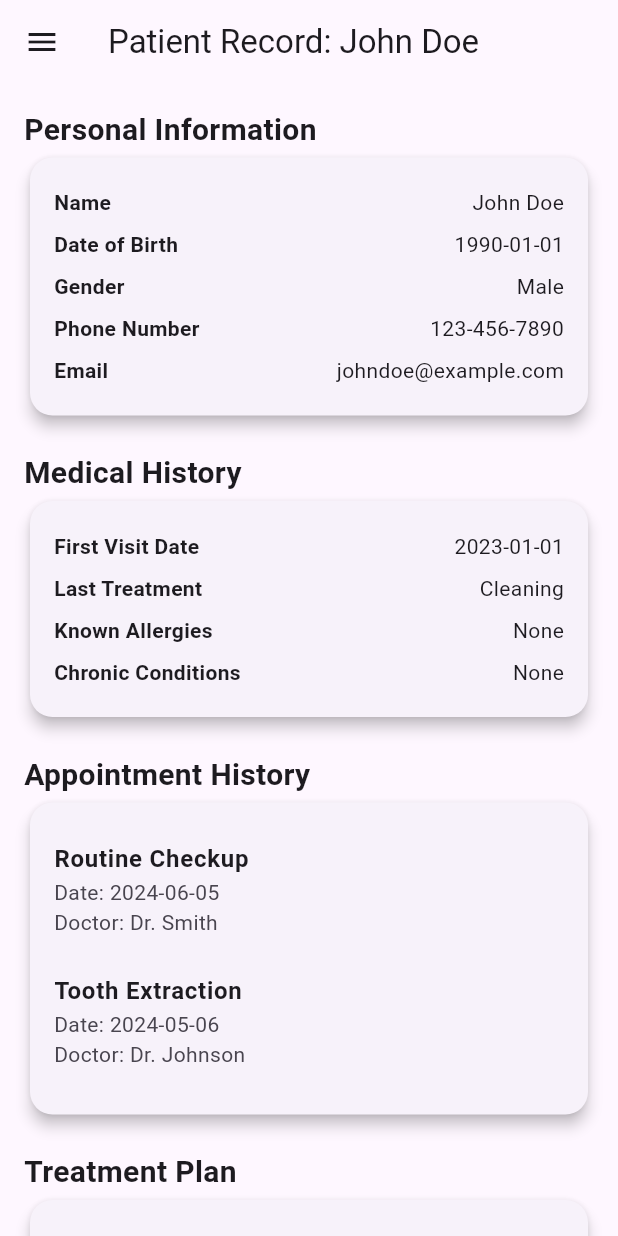
After one commit to anwar9162/Dental_Clinic_Management_System, a Flutter app: the screen it shows after launch, scrolled down 186 dp, after a tap on "Patient Record", on a phone screen of 412 x 824 dp. The commit adds this screen. Run offline on Flutter 3.47's test engine with Material 3 defaults, Android fonts, the phone set to English and light mode, and no system bars; our stand-ins replace table_calendar.

Commit message:
5th commit

```diff
--- a/lib/main.dart
+++ b/lib/main.dart
@@ -7,7 +7,10 @@ import 'screens/billing/billing_list_screen.dart';
 import 'screens/appointment/add_appointment_screen.dart';
 import 'screens/appointment/appointment_detail_screen.dart';
 import 'screens/appointment/appointment_calendar_screen.dart';
+import 'screens/patient/patient_record_screen.dart';
+import 'models/patient_model.dart';
 import 'models/appointment_model.dart';
+import 'widgets/navigation_drawer.dart';
 
 void main() {
   runApp(MyApp());
@@ -31,9 +34,22 @@ class MyApp extends StatelessWidget {
         '/doctors': (context) => DoctorListScreen(),
         '/billing': (context) => BillingListScreen(),
         '/add-appointment': (context) => AddAppointmentScreen(),
-        '/appointment-detail': (context) => AppointmentDetailScreen(
-            appointment:
-                ModalRoute.of(context)!.settings.arguments as Appointment),
+      },
+      onGenerateRoute: (settings) {
+        if (settings.name == '/patientrecord') {
+          final patient = settings.arguments as Patient;
+          return MaterialPageRoute(
+            builder: (context) => PatientRecordScreen(patient: patient),
+          );
+        }
+        if (settings.name == '/appointment-detail') {
+          final appointment = settings.arguments as Appointment;
+          return MaterialPageRoute(
+            builder: (context) =>
+                AppointmentDetailScreen(appointment: appointment),
+          );
+        }
+        return null;
       },
     );
   }
--- a/lib/screens/home/home_screen.dart
+++ b/lib/screens/home/home_screen.dart
@@ -4,7 +4,24 @@ import '../../models/appointment_model.dart';
 import '../../models/patient_model.dart';
 import '../../widgets/navigation_drawer.dart' as custom;
 
-class HomeScreen extends StatelessWidget {
+class HomeScreen extends StatefulWidget {
+  @override
+  _HomeScreenState createState() => _HomeScreenState();
+}
+
+class _HomeScreenState extends State<HomeScreen> {
+  late GlobalKey<ScaffoldState> _scaffoldKey;
+
+  @override
+  void initState() {
+    super.initState();
+    _scaffoldKey = GlobalKey<ScaffoldState>();
+    // Open the drawer initially
+    WidgetsBinding.instance.addPostFrameCallback((_) {
+      _scaffoldKey.currentState?.openDrawer();
+    });
+  }
+
   final List<Appointment> _appointments = [
     Appointment(
       id: '1',
@@ -75,11 +92,30 @@ class HomeScreen extends StatelessWidget {
   @override
   Widget build(BuildContext context) {
     return Scaffold(
+      key: _scaffoldKey,
       appBar: AppBar(
         title: Text('Dental Clinic Management - Home'),
+        leading: IconButton(
+          icon: Icon(Icons.menu),
+          onPressed: () {
+            if (_scaffoldKey.currentState!.isDrawerOpen) {
+              Navigator.of(context).pop();
+            } else {
+              _scaffoldKey.currentState!.openDrawer();
+            }
+          },
+        ),
       ),
       drawer: custom.NavigationDrawer(),
-      body: SingleChildScrollView(
+      body: Row(
+        children: [
+          if (MediaQuery.of(context).size.width > 600)
+            Container(
+              width: 250, // Adjust the width as per your requirement
+              child: custom.NavigationDrawer(),
+            ),
+          Expanded(
+            child: SingleChildScrollView(
               child: Padding(
                 padding: const EdgeInsets.all(16.0),
                 child: Column(
@@ -129,6 +165,9 @@ class HomeScreen extends StatelessWidget {
                   ],
                 ),
               ),
+            ),
+          ),
+        ],
       ),
     );
   }
--- /dev/null
+++ b/lib/screens/patient/patient_record_screen.dart
@@ -0,0 +1,174 @@
+import 'package:flutter/material.dart';
+import '../../models/patient_model.dart';
+import '../../models/appointment_model.dart';
+import '../../widgets/navigation_drawer.dart' as custom;
+
+class PatientRecordScreen extends StatelessWidget {
+  final Patient patient;
+
+  PatientRecordScreen({required this.patient});
+
+  @override
+  Widget build(BuildContext context) {
+    return Scaffold(
+      appBar: AppBar(
+        title: Text('Patient Record: ${patient.name}'),
+      ),
+      drawer: custom.NavigationDrawer(),
+      body: SingleChildScrollView(
+        child: Padding(
+          padding: const EdgeInsets.all(16.0),
+          child: Column(
+            crossAxisAlignment: CrossAxisAlignment.start,
+            children: [
+              _buildSectionTitle('Personal Information'),
+              _buildPersonalInfoCard(patient),
+              SizedBox(height: 20),
+              _buildSectionTitle('Medical History'),
+              _buildMedicalHistoryCard(patient),
+              SizedBox(height: 20),
+              _buildSectionTitle('Appointment History'),
+              _buildAppointmentHistoryCard(patient),
+              SizedBox(height: 20),
+              _buildSectionTitle('Treatment Plan'),
+              _buildTreatmentPlanCard(patient),
+            ],
+          ),
+        ),
+      ),
+    );
+  }
+
+  Widget _buildSectionTitle(String title) {
+    return Text(
+      title,
+      style: TextStyle(
+        fontSize: 20,
+        fontWeight: FontWeight.bold,
+      ),
+    );
+  }
+
+  Widget _buildPersonalInfoCard(Patient patient) {
+    return Card(
+      elevation: 4,
+      shape: RoundedRectangleBorder(
+        borderRadius: BorderRadius.circular(15),
+      ),
+      child: Padding(
+        padding: const EdgeInsets.all(16.0),
+        child: Column(
+          crossAxisAlignment: CrossAxisAlignment.start,
+          children: [
+            _buildInfoRow('Name', patient.name),
+            _buildInfoRow('Date of Birth', '1990-01-01'), // Mock data
+            _buildInfoRow('Gender', 'Male'), // Mock data
+            _buildInfoRow('Phone Number', '123-456-7890'), // Mock data
+            _buildInfoRow('Email', 'johndoe@example.com'), // Mock data
+          ],
+        ),
+      ),
+    );
+  }
+
+  Widget _buildMedicalHistoryCard(Patient patient) {
+    return Card(
+      elevation: 4,
+      shape: RoundedRectangleBorder(
+        borderRadius: BorderRadius.circular(15),
+      ),
+      child: Padding(
+        padding: const EdgeInsets.all(16.0),
+        child: Column(
+          crossAxisAlignment: CrossAxisAlignment.start,
+          children: [
+            _buildInfoRow('First Visit Date',
+                patient.firstVisitDate.toString().split(' ')[0]),
+            _buildInfoRow('Last Treatment', patient.lastTreatment ?? 'N/A'),
+            _buildInfoRow('Known Allergies', 'None'), // Mock data
+            _buildInfoRow('Chronic Conditions', 'None'), // Mock data
+          ],
+        ),
+      ),
+    );
+  }
+
+  Widget _buildAppointmentHistoryCard(Patient patient) {
+    // Mock appointments
+    List<Appointment> appointments = [
+      Appointment(
+          id: '1',
+          patientName: patient.name,
+          date: DateTime.now().subtract(Duration(days: 30)),
+          description: 'Routine Checkup',
+          doctorName: 'Dr. Smith'),
+      Appointment(
+          id: '2',
+          patientName: patient.name,
+          date: DateTime.now().subtract(Duration(days: 60)),
+          description: 'Tooth Extraction',
+          doctorName: 'Dr. Johnson'),
+    ];
+
+    return Card(
+      elevation: 4,
+      shape: RoundedRectangleBorder(
+        borderRadius: BorderRadius.circular(15),
+      ),
+      child: Padding(
+        padding: const EdgeInsets.all(16.0),
+        child: Column(
+          crossAxisAlignment: CrossAxisAlignment.start,
+          children: appointments.map((appointment) {
+            return ListTile(
+              contentPadding: EdgeInsets.zero,
+              title: Text(
+                appointment.description,
+                style: TextStyle(fontWeight: FontWeight.bold),
+              ),
+              subtitle: Text(
+                  'Date: ${appointment.date.toString().split(' ')[0]}\nDoctor: ${appointment.doctorName}'),
+              isThreeLine: true,
+            );
+          }).toList(),
+        ),
+      ),
+    );
+  }
+
+  Widget _buildTreatmentPlanCard(Patient patient) {
+    return Card(
+      elevation: 4,
+      shape: RoundedRectangleBorder(
+        borderRadius: BorderRadius.circular(15),
+      ),
+      child: Padding(
+        padding: const EdgeInsets.all(16.0),
+        child: Column(
+          crossAxisAlignment: CrossAxisAlignment.start,
+          children: [
+            _buildInfoRow(
+                'Current Appointment Reason', patient.currentAppointmentReason),
+            _buildInfoRow('Next Appointment Date', '2023-10-01'), // Mock data
+          ],
+        ),
+      ),
+    );
+  }
+
+  Widget _buildInfoRow(String label, String value) {
+    return Padding(
+      padding: const EdgeInsets.symmetric(vertical: 4.0),
+      child: Row(
+        mainAxisAlignment: MainAxisAlignment.spaceBetween,
+        children: [
+          Text(
+            label,
+            style: TextStyle(fontWeight: FontWeight.bold),
+          ),
+          Text(value),
+        ],
+      ),
+    );
+  }
+}
--- a/lib/widgets/navigation_drawer.dart
+++ b/lib/widgets/navigation_drawer.dart
@@ -1,4 +1,5 @@
 import 'package:flutter/material.dart';
+import '../models/patient_model.dart';
 
 class NavigationDrawer extends StatelessWidget {
   @override
@@ -61,6 +62,24 @@ class NavigationDrawer extends StatelessWidget {
               Navigator.pushReplacementNamed(context, '/billing');
             },
           ),
+          ListTile(
+            leading: Icon(Icons.person_outline),
+            title: Text('Patient Record'),
+            onTap: () {
+              // Replace with your actual patient data
+              Navigator.pushNamed(
+                context,
+                '/patientrecord',
+                arguments: Patient(
+                  id: '1',
+                  name: 'John Doe',
+                  firstVisitDate: DateTime(2023, 1, 1),
+                  lastTreatment: 'Cleaning',
+                  currentAppointmentReason: 'Routine Checkup',
+                ),
+              );
+            },
+          ),
         ],
       ),
     );
```
Lines whose indentation alone changed are shown as unchanged.
